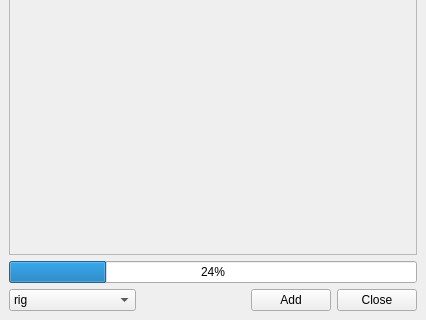
Qt form ui/main.ui (iceanimations/addAssets) before a commit; both pictures show x 0 to 426 and y 296 to 616 of the 426 by 616 pixel window.
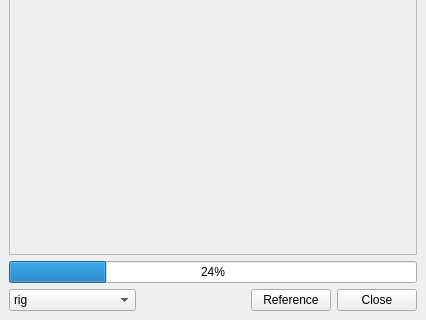
The same form after that commit.

Commit message: tooltip added for add button and renamed to Reference

What changed in the file:
```diff
--- a/ui/main.ui
+++ b/ui/main.ui
@@ -159,7 +159,7 @@
          <string>Reference the selected assets</string>
         </property>
         <property name="text">
-         <string>Add</string>
+         <string>Reference</string>
         </property>
        </widget>
       </item>
```
